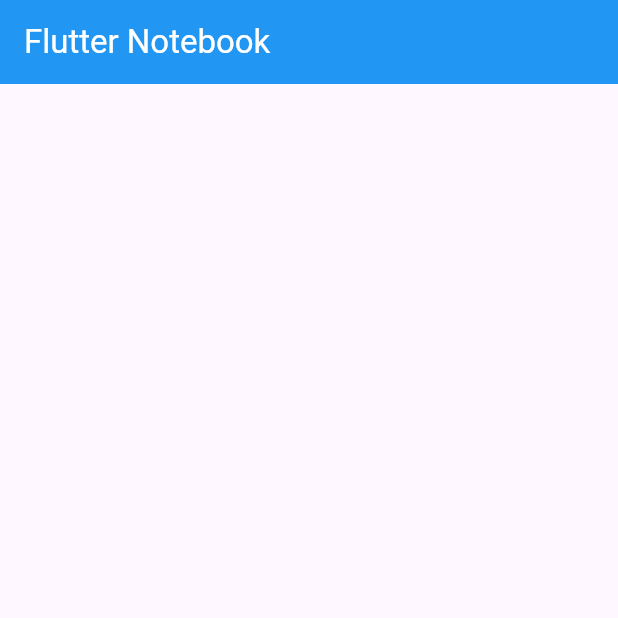
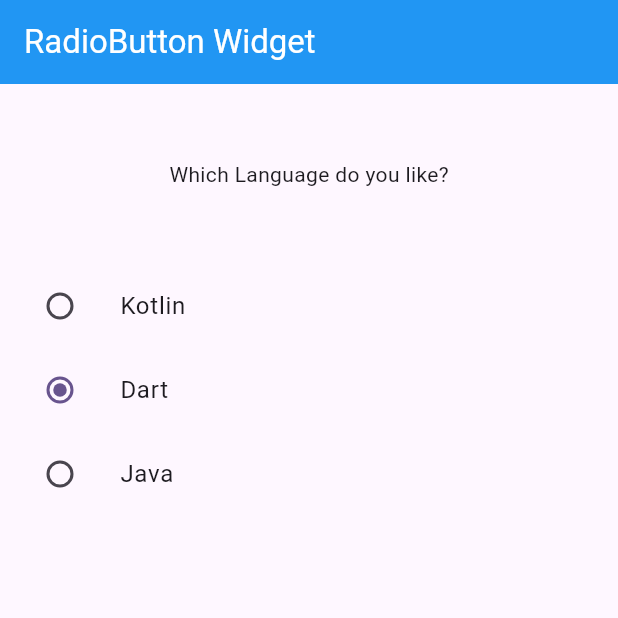
Before and after one commit to monir996/flutter-notebook, a Flutter app: the screen it shows after launch, on a phone screen of 412 x 824 dp, the top half of it. Run offline on Flutter 3.47's test engine with Material 3 defaults, Android fonts, the phone set to English and light mode, and no system bars.

Commit message:
radio button - initial

```diff
--- a/lib/home_screen.dart
+++ b/lib/home_screen.dart
@@ -7,15 +7,68 @@ class HomeScreen extends StatefulWidget {
   State<HomeScreen> createState() => _HomeScreenState();
 }
 
+enum Lang {kotlin, dart, java}
+
 class _HomeScreenState extends State<HomeScreen> {
+
+  Lang? _selectedLang = Lang.dart;
+
   @override
   Widget build(BuildContext context) {
     return Scaffold(
-      appBar: AppBar(title: Text("Flutter Notebook", style: TextStyle(color: Colors.white)), backgroundColor: Colors.blue),
+      appBar: AppBar(title: Text("RadioButton Widget", style: TextStyle(color: Colors.white)), backgroundColor: Colors.blue),
 
-      // ----------------------- Main Branch  ==> Basic Structure ------------------
+      // ----------------------- Branch 30 ==> Radio Button Widget ------------------
 
-      body: Center(),
+      body: Center(
+        child: Column(
+          children: [
+            SizedBox(height: 50),
+            Text("Which Language do you like?"),
+            SizedBox(height: 50),
+
+            ListTile(
+              title: Text("Kotlin"),
+              leading: Radio(
+                  value: Lang.kotlin,
+                  groupValue: _selectedLang,
+                  onChanged: (value) {
+                    setState(() {
+                      _selectedLang = value;
+                    });
+                  }
+              ),
+            ),
+
+            ListTile(
+              title: Text("Dart"),
+              leading: Radio(
+                  value: Lang.dart,
+                  groupValue: _selectedLang,
+                  onChanged: (value) {
+                    setState(() {
+                      _selectedLang = value;
+                    });
+                  }
+              ),
+            ),
+
+            ListTile(
+              title: Text("Java"),
+              leading: Radio(
+                  value: Lang.java,
+                  groupValue: _selectedLang,
+                  onChanged: (value) {
+                    setState(() {
+                      _selectedLang = value;
+                    });
+                  }
+              ),
+            ),
+
+          ],
+        ),
+      ),
     );
   }
 }
```
